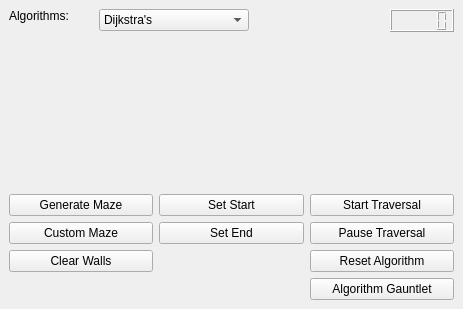
This is mainwindow.ui in TheWoodenTree/Maze-Algorithms as Qt 5 draws it before an edit. The edited form follows.
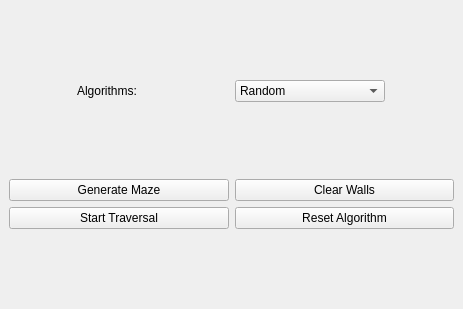
This is the edited form.

```diff
--- a/mainwindow.ui
+++ b/mainwindow.ui
@@ -20,7 +20,10 @@
       <property name="spacing">
        <number>5</number>
       </property>
-      <item alignment="Qt::AlignTop">
+      <property name="sizeConstraint">
+       <enum>QLayout::SetNoConstraint</enum>
+      </property>
+      <item>
        <widget class="QLabel" name="label">
         <property name="maximumSize">
          <size>
@@ -39,7 +42,7 @@
         </property>
        </widget>
       </item>
-      <item alignment="Qt::AlignTop">
+      <item>
        <widget class="QComboBox" name="algorithmBox">
         <property name="maximumSize">
          <size>
@@ -49,7 +52,7 @@
         </property>
         <item>
          <property name="text">
-          <string>Dijkstra's</string>
+          <string>Random</string>
          </property>
         </item>
         <item>
@@ -64,9 +67,6 @@
         </item>
        </widget>
       </item>
-      <item alignment="Qt::AlignRight|Qt::AlignTop">
-       <widget class="QLCDNumber" name="lcdNumber"/>
-      </item>
      </layout>
     </item>
     <item>
@@ -78,27 +78,6 @@
     </item>
     <item>
      <layout class="QGridLayout" name="gridLayout_2">
-      <item row="2" column="1">
-       <widget class="QPushButton" name="setEndButton">
-        <property name="text">
-         <string>Set End</string>
-        </property>
-       </widget>
-      </item>
-      <item row="3" column="0">
-       <widget class="QPushButton" name="clearButton">
-        <property name="text">
-         <string>Clear Walls</string>
-        </property>
-       </widget>
-      </item>
-      <item row="2" column="0">
-       <widget class="QPushButton" name="customButton">
-        <property name="text">
-         <string>Custom Maze</string>
-        </property>
-       </widget>
-      </item>
       <item row="0" column="0">
        <widget class="QPushButton" name="generateButton">
         <property name="text">
@@ -106,35 +85,21 @@
         </property>
        </widget>
       </item>
-      <item row="2" column="2">
-       <widget class="QPushButton" name="pauseButton">
+      <item row="0" column="1">
+       <widget class="QPushButton" name="clearButton">
         <property name="text">
-         <string>Pause Traversal</string>
+         <string>Clear Walls</string>
         </property>
        </widget>
       </item>
-      <item row="0" column="2">
+      <item row="1" column="0">
        <widget class="QPushButton" name="startButton">
         <property name="text">
          <string>Start Traversal</string>
         </property>
        </widget>
       </item>
-      <item row="0" column="1">
-       <widget class="QPushButton" name="setStartButton">
-        <property name="text">
-         <string>Set Start</string>
-        </property>
-       </widget>
-      </item>
-      <item row="6" column="2">
-       <widget class="QPushButton" name="guantletButton">
-        <property name="text">
-         <string>Algorithm Gauntlet</string>
-        </property>
-       </widget>
-      </item>
-      <item row="3" column="2">
+      <item row="1" column="1">
        <widget class="QPushButton" name="resetButton">
         <property name="text">
          <string>Reset Algorithm</string>
```
